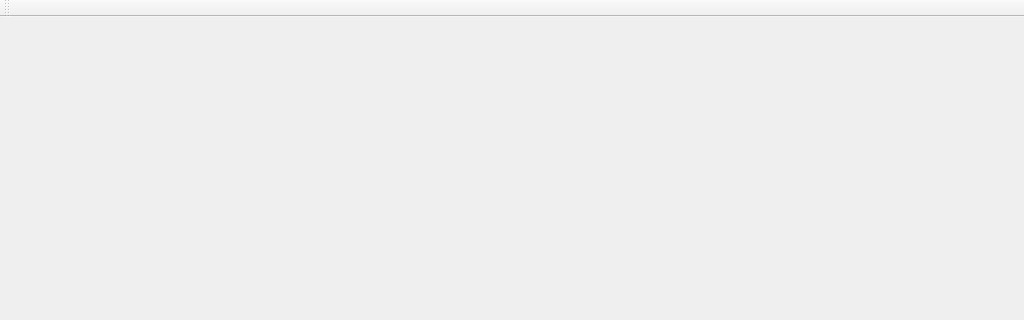
rust3128/TlnTools, file mainwindow.ui: the form before one commit; both pictures show x 0 to 1024 and y 0 to 320 of the 1024 by 768 pixel window.
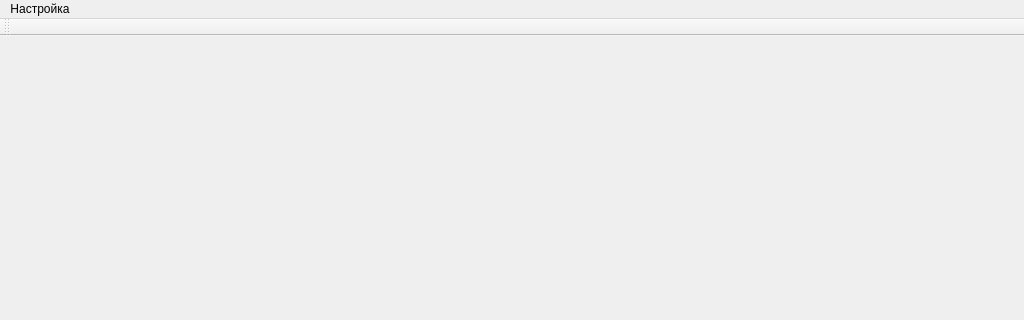
The form after the commit. Icons and pictures are not drawn.

```diff
--- a/mainwindow.ui
+++ b/mainwindow.ui
@@ -23,6 +23,13 @@
      <height>21</height>
     </rect>
    </property>
+   <widget class="QMenu" name="menuSettings">
+    <property name="title">
+     <string>Настройка</string>
+    </property>
+    <addaction name="actionUsers"/>
+   </widget>
+   <addaction name="menuSettings"/>
   </widget>
   <widget class="QToolBar" name="mainToolBar">
    <attribute name="toolBarArea">
```
Left out of the diff: 16 changed lines with no effect on the pictures.
